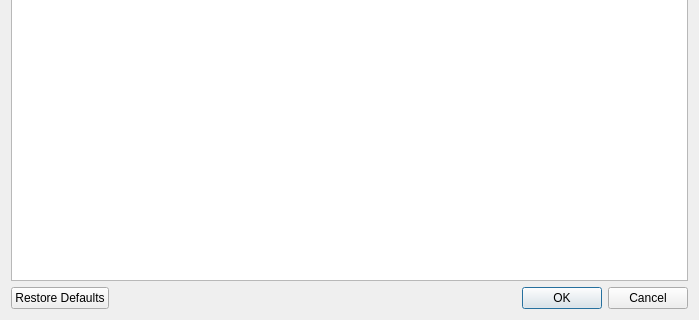
This is src/shortcutmanager.ui in 0xd34df00d/leechcraft as Qt 5 draws it before an edit; both pictures show x 0 to 699 and y 160 to 480 of the 699 by 480 pixel window. The edited form follows.
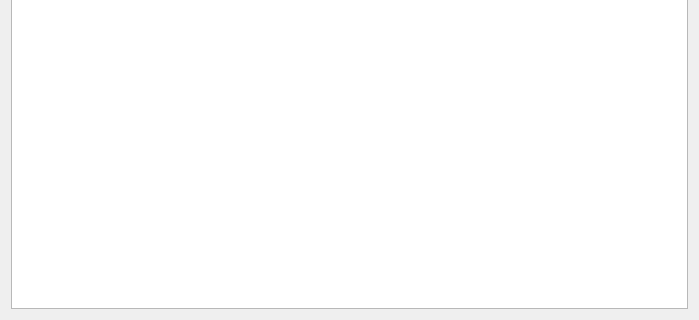
This is the edited form.

Commit message: * Core: Shortcut manager moved to all other settings.

The edit to the form file:
```diff
--- a/src/shortcutmanager.ui
+++ b/src/shortcutmanager.ui
@@ -1,7 +1,7 @@
 <?xml version="1.0" encoding="UTF-8"?>
 <ui version="4.0">
  <class>ShortcutManager</class>
- <widget class="QDialog" name="ShortcutManager">
+ <widget class="QWidget" name="ShortcutManager">
   <property name="geometry">
    <rect>
     <x>0</x>
@@ -28,16 +28,6 @@
      </column>
     </widget>
    </item>
-   <item>
-    <widget class="QDialogButtonBox" name="buttonBox">
-     <property name="orientation">
-      <enum>Qt::Horizontal</enum>
-     </property>
-     <property name="standardButtons">
-      <set>QDialogButtonBox::Cancel|QDialogButtonBox::Ok|QDialogButtonBox::RestoreDefaults</set>
-     </property>
-    </widget>
-   </item>
   </layout>
  </widget>
  <resources/>
```
Left out of the diff: 35 changed lines with no effect on the pictures. The commit also changes 6 other files.
